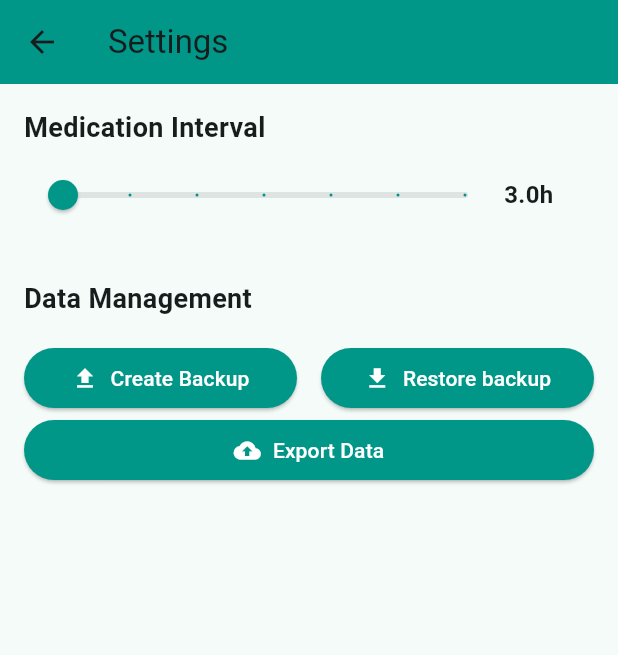
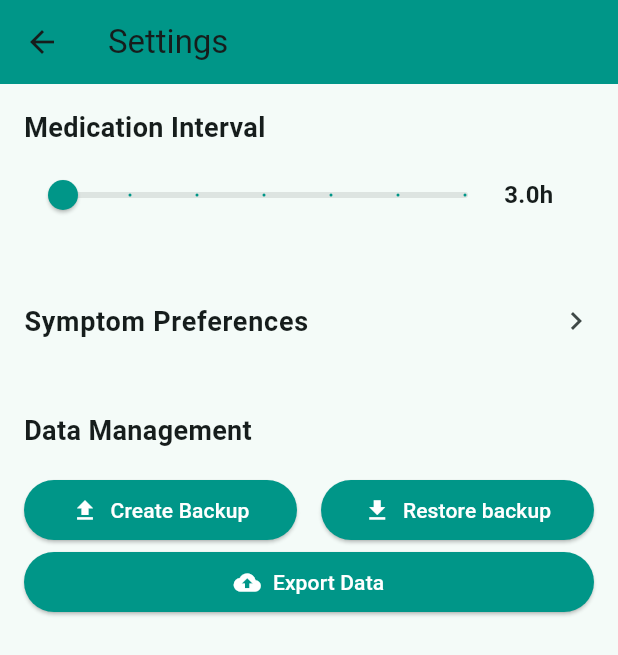
Before and after one commit to dojosgithub/mestinow, a Flutter app: the SettingsPage screen opened directly, on a phone screen of 412 x 824 dp. Shown: the top 655 px of the screen. Run offline on Flutter 3.47's test engine with Material 3 defaults, Android fonts, the light colour scheme and no system bars; our stand-ins replace file_picker, flutter_local_notifications, google_fonts, objectbox, percent_indicator, share_plus and 3 more; accounts and stored records are empty; generated files the repository leaves out were written again.

Commit message:
Created symptom preferences page in settings

```diff
--- a/lib/l10n/app_en.arb
+++ b/lib/l10n/app_en.arb
@@ -64,5 +64,6 @@
     "enterNote": "Enter a note",
     "describeSymptom": "Describe your symptom...",
     "cancel": "Cancel",
-    "save": "Save"
+    "save": "Save",
+    "symptomPreferences": "Symptom Preferences"
 }
--- a/lib/l10n/app_es.arb
+++ b/lib/l10n/app_es.arb
@@ -64,5 +64,6 @@
     "enterNote": "Escribe una nota",
     "describeSymptom": "Describe su síntoma...",
     "cancel": "Cancelar",
-    "save": "Guardar"
+    "save": "Guardar",
+    "symptomPreferences": "Preferencias de síntomas"
 }
--- a/lib/pages/settings.dart
+++ b/lib/pages/settings.dart
@@ -10,6 +10,7 @@ import 'package:flutter_gen/gen_l10n/app_localizations.dart';
 import 'package:path/path.dart' as p;
 import 'package:path_provider/path_provider.dart';
 import 'package:intl/intl.dart';
+import 'package:mestinow/pages/symptom_preferences_page.dart';
 
 class SettingsPage extends StatefulWidget {
   const SettingsPage({super.key});
@@ -271,6 +272,23 @@ class _SettingsPageState extends State<SettingsPage> {
               ],
             ),
             const SizedBox(height: 32),
+            ListTile(
+              contentPadding: EdgeInsets.zero,
+              title: Text(
+                l10n.symptomPreferences,
+                style: const TextStyle(fontSize: 18, fontWeight: FontWeight.bold),
+              ),
+              trailing: const Icon(Icons.chevron_right),
+              onTap: () {
+                Navigator.push(
+                  context,
+                  MaterialPageRoute(
+                    builder: (_) => SymptomPreferencesPage(),
+                  ),
+                );
+              },
+            ),
+            const SizedBox(height: 32),
             Text(
               l10n.dataManagement,
               style: const TextStyle(fontSize: 18, fontWeight: FontWeight.bold),
```
Also changed, not shown: lib/pages/symptom_preferences_page.dart (added, +61 -0 lines).
